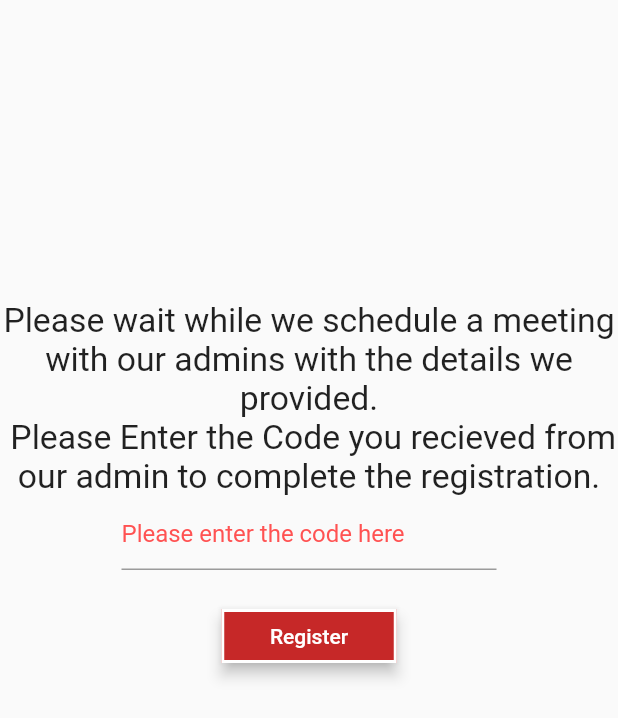
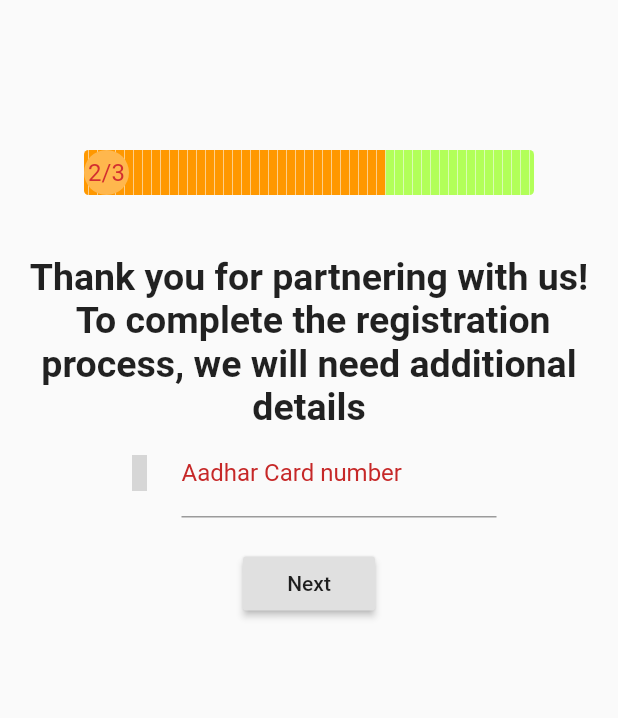
Before and after one commit to Shiki992/sanghi-app, a Flutter app: the Register screen opened by its route, after a tap on "Register", on a phone screen of 412 x 824 dp. Shown: the top 718 px of the screen. Run offline on Flutter 3.47's test engine with Material 2 defaults, Android fonts, the phone set to English and light mode, and no system bars; drawn by our look-alikes of step_progress_indicator; our stand-ins replace flutter_icons; missing offline and left inert: country_pickers; grey boxes are pictures that could not be loaded.

Commit message:
Pujari screens set 1

```diff
--- a/lib/Screens/Login.dart
+++ b/lib/Screens/Login.dart
@@ -293,7 +293,7 @@ class _LoginState extends State<Login> {
                                   onPressed: () {
                                     type = 0;
                                     print(type);
-                                    MyNavigator.MyNavigator.goToNumber(context);
+                                    MyNavigator.MyNavigator.goToNumber(context,type);
                                   },
                                 ),
                                 Padding(
@@ -319,7 +319,7 @@ class _LoginState extends State<Login> {
                                             onPressed: () {
                                               type = 1;
                                               print(type);
-                                              MyNavigator.MyNavigator.goToNumber(context);
+                                              MyNavigator.MyNavigator.goToNumber(context,type);
                                             },
                                             child: new Text(
                                               "Work with us",
--- /dev/null
+++ b/lib/Screens/Pujari/Docs.dart
@@ -0,0 +1,186 @@
+import 'package:flutter/material.dart';
+import 'package:flutter/painting.dart';
+import 'package:sanghi/Utils/Navigator.dart';
+import 'package:step_progress_indicator/step_progress_indicator.dart';
+import 'package:flutter_icons/flutter_icons.dart';
+
+class Docs extends StatefulWidget {
+  @override
+  _DocsState createState() => _DocsState();
+}
+
+class _DocsState extends State<Docs> {
+  final _formkey = GlobalKey<FormState>();
+
+  @override
+  Widget build(BuildContext context) {
+    return Scaffold(
+      body: Column(
+        children: [
+          Padding(padding: EdgeInsets.all(50)),
+          Center(
+              child: Container(
+                  width: 300,
+                  child: Stack(
+                    children: [
+                      StepProgressIndicator(
+                        totalSteps: 100,
+                        currentStep: 67,
+                        size: 30,
+                        padding: 0,
+                        selectedColor: Colors.red[800],
+                        unselectedColor: Colors.white30,
+                        roundedEdges: Radius.circular(10),
+                        selectedGradientColor: LinearGradient(
+                          begin: Alignment.topLeft,
+                          end: Alignment.bottomRight,
+                          colors: [Colors.orange, Colors.redAccent[700]],
+                        ),
+                        unselectedGradientColor: LinearGradient(
+                          begin: Alignment.topLeft,
+                          end: Alignment.bottomRight,
+                          colors: [Colors.lightGreenAccent, Colors.green],
+                        ),
+                      ),
+
+                      Row(
+                        children: [
+                          CircleAvatar(
+                            backgroundColor: Colors.orange[300],
+                            radius: 15,
+                            child: Text("2/3"),
+                          )
+                        ],
+                      ),
+
+//                      Padding(padding: EdgeInsets.fromLTRB(0, 100, 0, 100),
+                    ],
+                  ))),
+          Padding(padding: EdgeInsets.all(20)),
+          Center(
+              child: Text(
+            "Thank you for partnering with us!\n To complete the registration process, we will need additional details",
+            textAlign: TextAlign.center,
+            style: TextStyle(fontSize: 25, fontWeight: FontWeight.bold),
+          )),
+          Form(
+              key: _formkey,
+              child: Center(
+                child: Column(
+                  children: [
+                    Container(
+                        width: 250,
+                        child: TextFormField(
+                            decoration: InputDecoration(
+                                labelText: 'Aadhar Card number',
+                                labelStyle: TextStyle(color: Colors.red[800]),
+                                icon: Icon(
+                                  Entypo.v_card,
+                                  color: Colors.black,
+                                )))),
+                    Padding(padding: EdgeInsets.all(10)),
+                    RaisedButton(child: Text("Next",),onPressed: ()=>MyNavigator.goToDocs2(context),)
+                  ],
+                ),
+              ))
+        ],
+      ),
+    );
+  }
+}
+
+class Docs2 extends StatefulWidget {
+  @override
+  _Docs2State createState() => _Docs2State();
+}
+
+class _Docs2State extends State<Docs2> {
+  final _formkey = GlobalKey<FormState>();
+
+  @override
+  Widget build(BuildContext context) {
+    return Scaffold(
+      body: Column(
+        children: [
+          Padding(padding: EdgeInsets.all(50)),
+          Center(
+              child: Container(
+                  width: 300,
+                  child: Stack(
+                    children: [
+                      StepProgressIndicator(
+                        totalSteps: 100,
+                        currentStep: 95,
+                        size: 30,
+                        padding: 0,
+                        selectedColor: Colors.red[800],
+                        unselectedColor: Colors.white30,
+                        roundedEdges: Radius.circular(10),
+                        selectedGradientColor: LinearGradient(
+                          begin: Alignment.topLeft,
+                          end: Alignment.bottomRight,
+                          colors: [Colors.orange, Colors.redAccent[700]],
+                        ),
+                        unselectedGradientColor: LinearGradient(
+                          begin: Alignment.topLeft,
+                          end: Alignment.bottomRight,
+                          colors: [Colors.lightGreenAccent, Colors.green],
+                        ),
+                      ),
+
+                      Row(
+                        children: [
+                          CircleAvatar(
+                            backgroundColor: Colors.orange[300],
+                            radius: 15,
+                            child: Text("3/3"),
+                          )
+                        ],
+                      ),
+
+//                      Padding(padding: EdgeInsets.fromLTRB(0, 100, 0, 100),
+                    ],
+                  ))),
+          Padding(padding: EdgeInsets.all(20)),
+          Center(
+              child: Text(
+                "Thank you for partnering with us!\n To complete the registration process, we will need additional details",
+                textAlign: TextAlign.center,
+                style: TextStyle(fontSize: 25, fontWeight: FontWeight.bold),
+              )),
+          Form(
+              key: _formkey,
+              child: Center(
+                child: Column(
+                  children: [
+                    Container(
+                        width: 250,
+                        child: TextFormField(
+                            decoration: InputDecoration(
+                                labelText: 'Aadhar Card number',
+                                labelStyle: TextStyle(color: Colors.red[800]),
+                                icon: Icon(
+                                  Entypo.v_card,
+                                  color: Colors.black,
+                                )))),
+                    Padding(padding: EdgeInsets.all(10)),
+                    Container(
+                        width: 250,
+                        child: TextFormField(
+                            decoration: InputDecoration(
+                                labelText: 'Aadhar Card number',
+                                labelStyle: TextStyle(color: Colors.red[800]),
+                                icon: Icon(
+                                  Entypo.v_card,
+                                  color: Colors.black,
+                                )))),
+                    Padding(padding: EdgeInsets.all(10)),
+                    RaisedButton(child: Text("Next",),onPressed: () => MyNavigator.goToupJobs(context),)
+                  ],
+                ),
+              ))
+        ],
+      ),
+    );
+  }
+}
--- a/lib/Screens/Pujari/Register.dart
+++ b/lib/Screens/Pujari/Register.dart
@@ -1,4 +1,6 @@
 import 'package:flutter/material.dart';
+import 'package:sanghi/Utils/Navigator.dart';
+import 'package:step_progress_indicator/step_progress_indicator.dart';
 
 class Register extends StatefulWidget {
   @override
@@ -15,7 +17,46 @@ class _RegisterState extends State<Register> {
       body: Center(
         child: Column(
           children: [
-            Padding(padding: EdgeInsets.fromLTRB(0, 200, 0, 0)),
+            Padding(padding: EdgeInsets.fromLTRB(0, 100, 0, 0)),
+            Center(
+                child: Container(
+                    width: 300,
+                    child: Stack(
+                      children: [
+                        StepProgressIndicator(
+                          totalSteps: 100,
+                          currentStep: 34,
+                          size: 30,
+                          padding: 0,
+                          selectedColor: Colors.red[800],
+                          unselectedColor: Colors.white30,
+                          roundedEdges: Radius.circular(10),
+                          selectedGradientColor: LinearGradient(
+                            begin: Alignment.topLeft,
+                            end: Alignment.bottomRight,
+                            colors: [Colors.orange, Colors.redAccent[700]],
+                          ),
+                          unselectedGradientColor: LinearGradient(
+                            begin: Alignment.topLeft,
+                            end: Alignment.bottomRight,
+                            colors: [Colors.lightGreenAccent, Colors.green],
+                          ),
+                        ),
+
+                        Row(
+                          children: [
+                            CircleAvatar(
+                              backgroundColor: Colors.orange[300],
+                              radius: 15,
+                              child: Text("1/3"),
+                            )
+                          ],
+                        ),
+
+//                      Padding(padding: EdgeInsets.fromLTRB(0, 100, 0, 100),
+                      ],
+                    ))),
+            Padding(padding: EdgeInsets.fromLTRB(0, 50, 0, 0)),
             Text(
               "Please wait while we schedule a meeting with our admins with the details we provided.\n Please Enter the Code you recieved from our admin to complete the registration.",
               textAlign: TextAlign.center,
@@ -50,12 +91,7 @@ class _RegisterState extends State<Register> {
                     ),
                   )),
               onPressed: () async {
-//                                    MyNavigator.goToPatient(context);
-//
-//                                        _auth = await signIn(username, password);
-//                                    if (_auth == null || aut.isEmpty == true) {
-//                                      _showDialog();
-//                                    } else {}
+                return MyNavigator.goToDocs1(context);
               },
             ),
           ],
--- a/lib/Utils/Navigator.dart
+++ b/lib/Utils/Navigator.dart
@@ -10,7 +10,18 @@ class MyNavigator {
     Navigator.pushNamed(context, "/register");
   }
 
-  static void goToNumber(BuildContext context) {
+  static void goToNumber(BuildContext context, int type) {
     Navigator.pushNamed(context, "/number",arguments: type);
   }
+
+  static void goToDocs1(BuildContext context) {
+    Navigator.pushNamed(context, "/docs1");
+  }
+
+  static void goToDocs2(BuildContext context) {
+    Navigator.pushNamed(context, "/docs2");
+  }
+  static void goToupJobs(BuildContext context) {
+    Navigator.pushReplacementNamed(context, "/ujobs");
+  }
 }
--- a/lib/main.dart
+++ b/lib/main.dart
@@ -1,4 +1,6 @@
 import 'package:flutter/material.dart';
+import 'package:sanghi/Screens/Pujari/Docs.dart';
+import 'package:sanghi/Screens/Pujari/Home.dart';
 import 'package:sanghi/Screens/Splash.dart';
 import 'package:sanghi/Screens/Login.dart';
 import 'package:sanghi/Screens/Pujari/Register.dart';
@@ -9,6 +11,9 @@ var Routes = <String, WidgetBuilder>{
   "/login": (BuildContext context) => Login(),
   "/register": (BuildContext context) => Register(),
   "/number": (BuildContext context) => PhoneVeri(type:type),
+  "/docs1": (BuildContext context) => Docs(),
+  "/docs2": (BuildContext context) => Docs2(),
+  "/ujobs": (BuildContext context) => uJobs(),
 };
 
 void main() {
--- a/pubspec.yaml
+++ b/pubspec.yaml
@@ -26,6 +26,8 @@ dependencies:
   firebase_auth: ^0.14.0+5
   cloud_firestore: ^0.12.9+5
   country_pickers: ^1.3.0
+  step_progress_indicator: ^0.2.4+7
+  flutter_icons: ^1.0.0+1
   flutter:
     sdk: flutter
 
```
Also changed, not shown: lib/Screens/Pujari/Home.dart (added, +41 -0 lines), lib/Screens/Pujari/uJob.dart (added, +7 -0 lines), lib/Screens/phone_verification.dart (+9 -7 lines), pubspec.lock.
